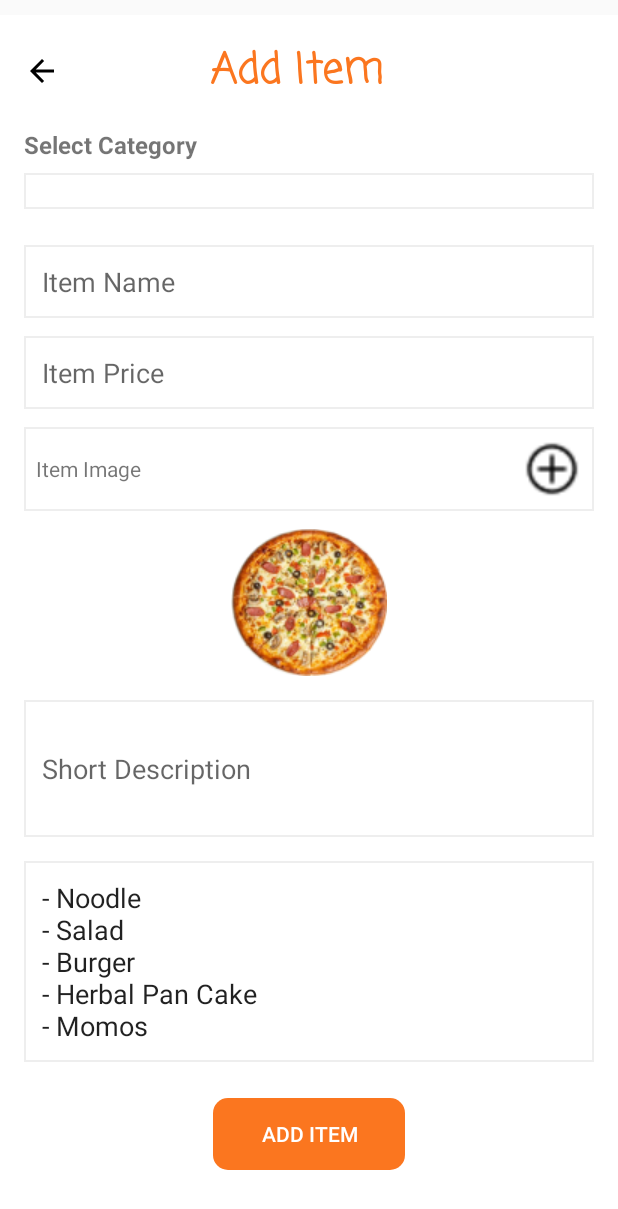
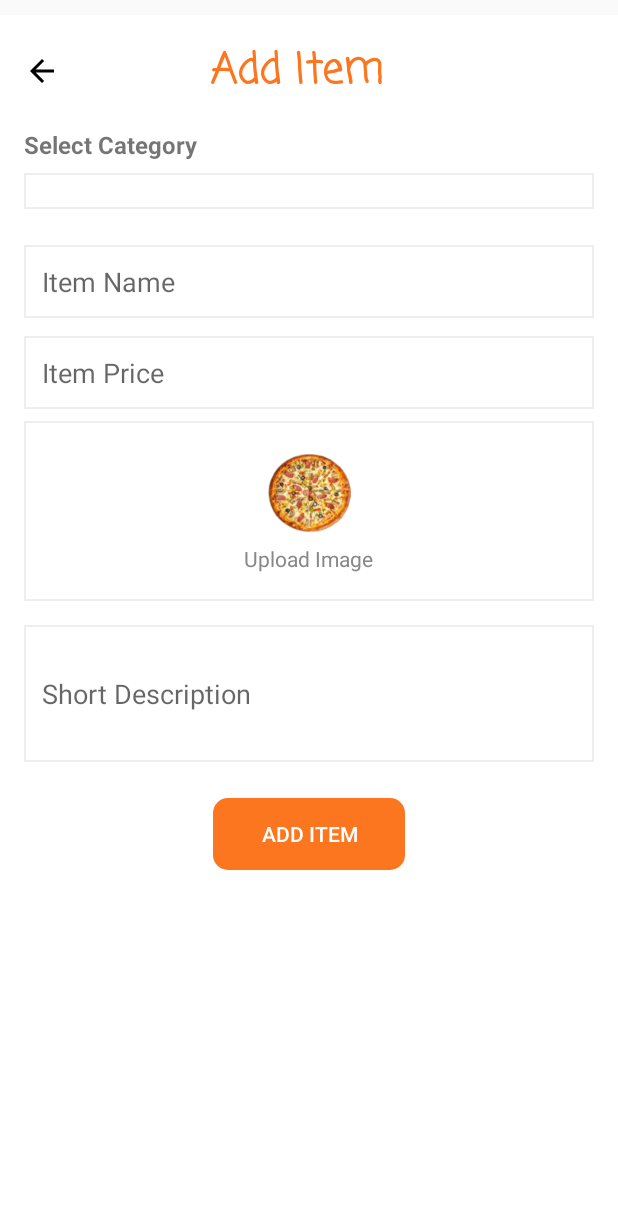
Before and after one commit to ABDESSAMAD-OUKAAMOUCH/Dashboard, an Android app: the layout activity_add_item.xml on its own in the app's theme, with its tools: preview values and no code run, on a phone screen of 412 x 824 dp. Shown: the top 1209 px of the screen. Run offline under Robolectric (Android 15) with nearby library versions, the phone set to English and light mode, and no system bars.

Commit message:
add item

```diff
--- a/app/src/main/res/layout/activity_add_item.xml
+++ b/app/src/main/res/layout/activity_add_item.xml
@@ -79,36 +79,33 @@
             android:background="@drawable/edittext1" />
 
         <!-- Item Image with Add Icon -->
+
         <LinearLayout
+            android:id="@+id/imageUploadSection"
             android:layout_width="match_parent"
-            android:layout_height="wrap_content"
-            android:layout_marginTop="12dp"
-            android:orientation="horizontal"
-            android:gravity="center_vertical"
+            android:layout_height="120dp"
+            android:layout_marginTop="8dp"
             android:background="@drawable/edittext1"
-            android:padding="8dp">
+            android:gravity="center"
+            android:orientation="vertical">
+
+            <ImageView
+                android:id="@+id/itemImage"
+                android:layout_width="60dp"
+                android:layout_height="60dp"
+                android:src="@drawable/pizza2"
+                android:scaleType="centerCrop"
+                android:layout_gravity="center"
+                android:padding="4dp" />
 
             <TextView
-                android:layout_width="0dp"
+                android:layout_width="wrap_content"
                 android:layout_height="wrap_content"
-                android:layout_weight="1"
-                android:text="Item Image" />
-
-            <ImageView
-                android:layout_width="40dp"
-                android:layout_height="40dp"
-                android:src="@drawable/pluscircle"
-                android:contentDescription="Add Image" />
+                android:text="Upload Image"
+                android:textSize="14sp"
+                android:textColor="#888"
+                android:layout_marginTop="4dp" />
         </LinearLayout>
-
-        <!-- Image Preview -->
-        <ImageView
-            android:id="@+id/imgPreview"
-            android:layout_width="wrap_content"
-            android:layout_height="wrap_content"
-            android:scaleType="centerCrop"
-            android:layout_marginTop="12dp"
-            android:src="@drawable/pizza2" /> <!-- صورة توضيحية -->
 
         <!-- Short Description -->
         <EditText
@@ -121,19 +118,6 @@
             android:background="@drawable/edittext1"
             android:padding="12dp" />
 
-        <!-- Ingredients -->
-        <EditText
-            android:id="@+id/etIngredients"
-            android:layout_width="match_parent"
-            android:layout_height="wrap_content"
-            android:hint="Ingredients"
-            android:layout_marginTop="16dp"
-            android:minLines="4"
-            android:background="@drawable/edittext1"
-            android:padding="12dp"
-            android:text="- Noodle\n- Salad\n- Burger\n- Herbal Pan Cake\n- Momos" />
-
-        <!-- Submit Button -->
         <Button
             android:id="@+id/btnAddItem"
             android:layout_width="wrap_content"
```
Also changed, not shown: app/src/main/java/com/example/dashboard/AddCategorie.kt (+62 -1 lines), app/src/main/java/com/example/dashboard/AddItem.kt (+143 -4 lines), app/src/main/java/com/example/dashboard/SignUp.kt (+61 -30 lines).
